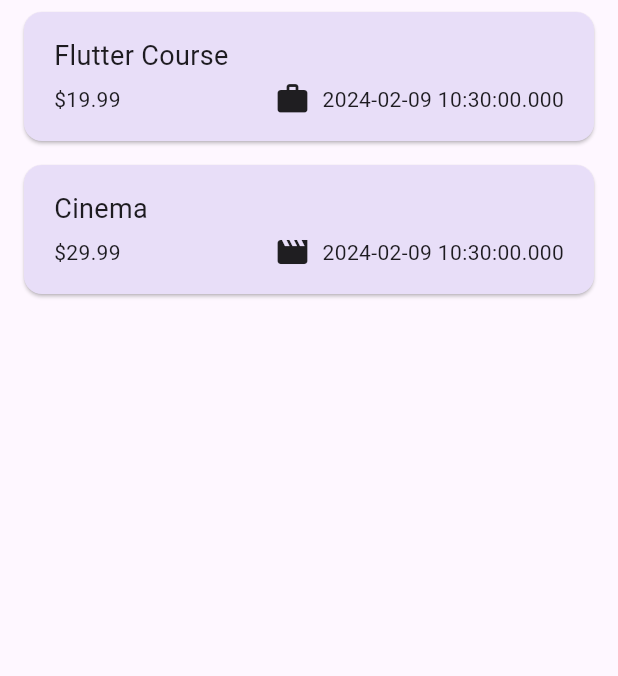
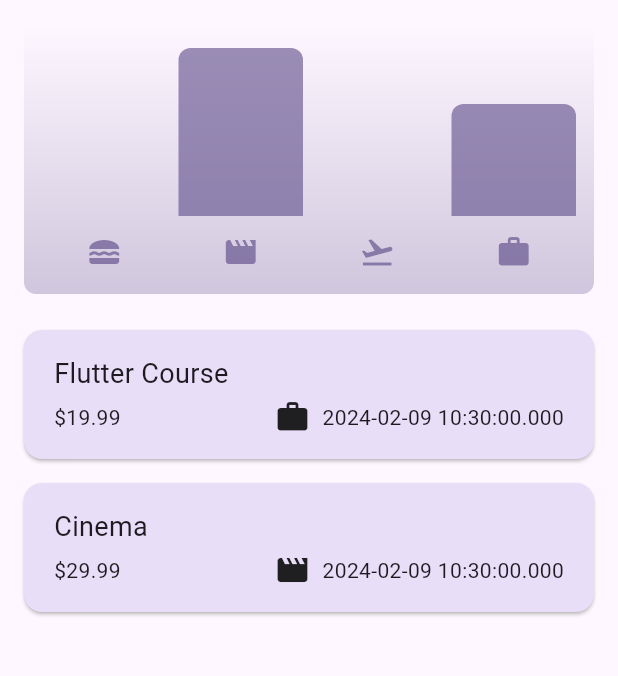
Before and after one commit to farasatkhan/flutter-learn, a Flutter app: the screen it shows after launch, on a phone screen of 412 x 824 dp, the part 84-760 px from its top. Run offline on Flutter 3.47's test engine with Material 3 defaults, Android fonts, the phone set to English and light mode, and no system bars; our stand-ins replace google_fonts.

Commit message:
added chart and portrait mode

```diff
--- a/flutter_expensetracker/lib/main.dart
+++ b/flutter_expensetracker/lib/main.dart
@@ -1,5 +1,6 @@
 import 'package:flutter/material.dart';
 import 'package:flutter_expensetracker/widgets/expenses.dart';
+import 'package:flutter/services.dart';
 
 var kColorScheme =
     ColorScheme.fromSeed(seedColor: const Color.fromARGB(255, 96, 59, 181));
@@ -9,13 +10,18 @@
     seedColor: const Color.fromARGB(255, 5, 99, 125));
 
 void main() {
+  WidgetsFlutterBinding.ensureInitialized();
+  SystemChrome.setPreferredOrientations([
+    DeviceOrientation.portraitUp,
+  ]).then((fn) {
     runApp(
       MaterialApp(
         darkTheme: ThemeData.dark().copyWith(
             colorScheme: kDarkColorScheme,
             cardTheme: const CardTheme().copyWith(
                 color: kDarkColorScheme.secondaryContainer,
-              margin: const EdgeInsets.symmetric(horizontal: 16, vertical: 8)),
+                margin:
+                    const EdgeInsets.symmetric(horizontal: 16, vertical: 8)),
             elevatedButtonTheme: ElevatedButtonThemeData(
                 style: ElevatedButton.styleFrom(
                     backgroundColor: kDarkColorScheme.primaryContainer,
@@ -27,7 +33,8 @@
                 foregroundColor: kColorScheme.onPrimary),
             cardTheme: const CardTheme().copyWith(
                 color: kColorScheme.secondaryContainer,
-              margin: const EdgeInsets.symmetric(horizontal: 16, vertical: 8)),
+                margin:
+                    const EdgeInsets.symmetric(horizontal: 16, vertical: 8)),
             elevatedButtonTheme: ElevatedButtonThemeData(
                 style: ElevatedButton.styleFrom(
                     backgroundColor: kColorScheme.primaryContainer)),
@@ -40,4 +47,5 @@
         home: const Expenses(),
       ),
     );
+  });
 }
--- a/flutter_expensetracker/lib/models/expense.dart
+++ b/flutter_expensetracker/lib/models/expense.dart
@@ -60,7 +60,7 @@
   final Category category;
   final List<Expense> expenses;
 
-  double get totalExpense {
+  double get totalExpenses {
     double sum = 0;
 
     for (final expense in expenses) {
--- a/flutter_expensetracker/lib/widgets/chart/chart.dart
+++ b/flutter_expensetracker/lib/widgets/chart/chart.dart
@@ -0,0 +1,94 @@
+import 'package:flutter/material.dart';
+import 'package:flutter_expensetracker/models/expense.dart';
+import 'package:flutter_expensetracker/widgets/chart/chart_bar.dart';
+
+class Chart extends StatelessWidget {
+  const Chart({super.key, required this.expenses});
+
+  final List<Expense> expenses;
+
+  List<ExpenseBucket> get buckets {
+    return [
+      ExpenseBucket.forCategory(expenses, Category.food),
+      ExpenseBucket.forCategory(expenses, Category.leisure),
+      ExpenseBucket.forCategory(expenses, Category.travel),
+      ExpenseBucket.forCategory(expenses, Category.work),
+    ];
+  }
+
+  double get maxTotalExpense {
+    double maxTotalExpense = 0;
+
+    for (final bucket in buckets) {
+      if (bucket.totalExpenses > maxTotalExpense) {
+        maxTotalExpense = bucket.totalExpenses;
+      }
+    }
+
+    return maxTotalExpense;
+  }
+
+  @override
+  Widget build(BuildContext context) {
+    final isDarkMode =
+        MediaQuery.of(context).platformBrightness == Brightness.dark;
+    return Container(
+      margin: const EdgeInsets.all(16),
+      padding: const EdgeInsets.symmetric(
+        vertical: 16,
+        horizontal: 8,
+      ),
+      width: double.infinity,
+      height: 180,
+      decoration: BoxDecoration(
+        borderRadius: BorderRadius.circular(8),
+        gradient: LinearGradient(
+          colors: [
+            Theme.of(context).colorScheme.primary.withOpacity(0.3),
+            Theme.of(context).colorScheme.primary.withOpacity(0.0)
+          ],
+          begin: Alignment.bottomCenter,
+          end: Alignment.topCenter,
+        ),
+      ),
+      child: Column(
+        children: [
+          Expanded(
+            child: Row(
+              crossAxisAlignment: CrossAxisAlignment.end,
+              children: [
+                for (final bucket in buckets) // alternative to map()
+                  ChartBar(
+                    fill: bucket.totalExpenses == 0
+                        ? 0
+                        : bucket.totalExpenses / maxTotalExpense,
+                  )
+              ],
+            ),
+          ),
+          const SizedBox(height: 12),
+          Row(
+            children: buckets
+                .map(
+                  (bucket) => Expanded(
+                    child: Padding(
+                      padding: const EdgeInsets.symmetric(horizontal: 4),
+                      child: Icon(
+                        categoryIcons[bucket.category],
+                        color: isDarkMode
+                            ? Theme.of(context).colorScheme.secondary
+                            : Theme.of(context)
+                                .colorScheme
+                                .primary
+                                .withOpacity(0.7),
+                      ),
+                    ),
+                  ),
+                )
+                .toList(),
+          )
+        ],
+      ),
+    );
+  }
+}
--- a/flutter_expensetracker/lib/widgets/chart/chart_bar.dart
+++ b/flutter_expensetracker/lib/widgets/chart/chart_bar.dart
@@ -0,0 +1,34 @@
+import 'package:flutter/material.dart';
+
+class ChartBar extends StatelessWidget {
+  const ChartBar({
+    super.key,
+    required this.fill,
+  });
+
+  final double fill;
+
+  @override
+  Widget build(BuildContext context) {
+    final isDarkMode =
+        MediaQuery.of(context).platformBrightness == Brightness.dark;
+    return Expanded(
+      child: Padding(
+        padding: const EdgeInsets.symmetric(horizontal: 4),
+        child: FractionallySizedBox(
+          heightFactor: fill,
+          child: DecoratedBox(
+            decoration: BoxDecoration(
+              shape: BoxShape.rectangle,
+              borderRadius:
+                  const BorderRadius.vertical(top: Radius.circular(8)),
+              color: isDarkMode
+                  ? Theme.of(context).colorScheme.secondary
+                  : Theme.of(context).colorScheme.primary.withOpacity(0.65),
+            ),
+          ),
+        ),
+      ),
+    );
+  }
+}
--- a/flutter_expensetracker/lib/widgets/expenses.dart
+++ b/flutter_expensetracker/lib/widgets/expenses.dart
@@ -2,6 +2,7 @@
 import 'package:flutter_expensetracker/widgets/expenses_list/expenses_list.dart';
 import 'package:flutter_expensetracker/models/expense.dart';
 import 'package:flutter_expensetracker/widgets/new_expense.dart';
+import 'package:flutter_expensetracker/widgets/chart/chart.dart';
 
 class Expenses extends StatefulWidget {
   const Expenses({super.key});
@@ -87,7 +88,7 @@
       body: Column(
         mainAxisAlignment: MainAxisAlignment.center,
         children: [
-          // const Text("Chart"),
+          Chart(expenses: _registeredExpenses),
           Expanded(child: content)
         ],
       ),
```
Lines whose indentation alone changed are shown as unchanged.
